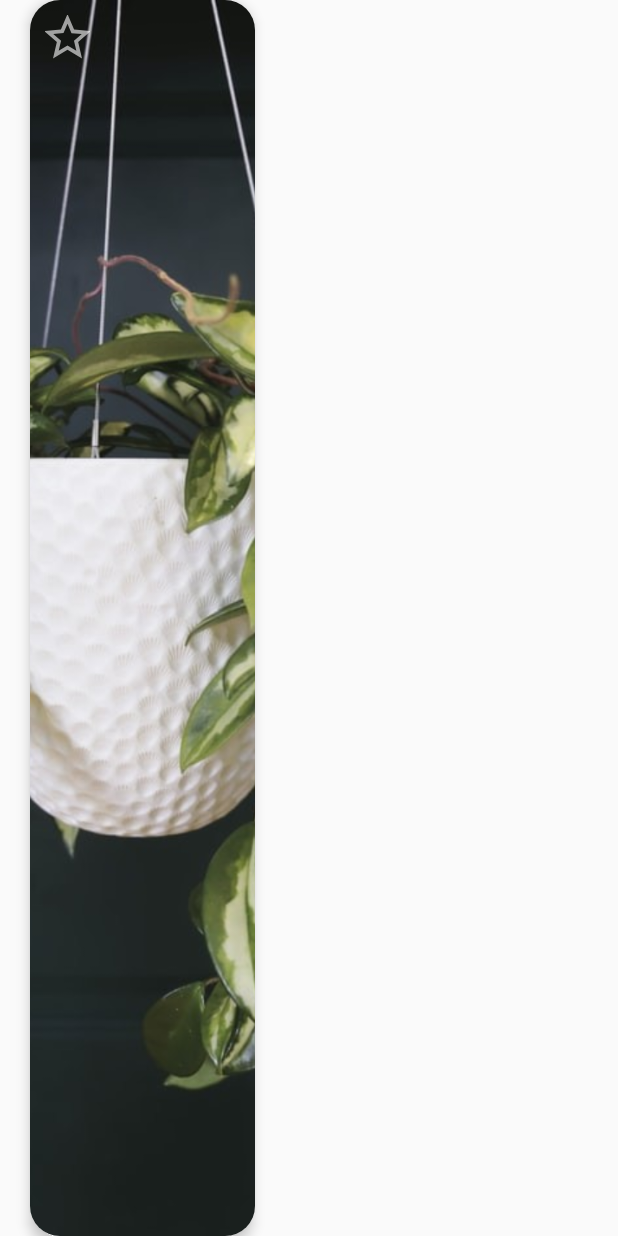
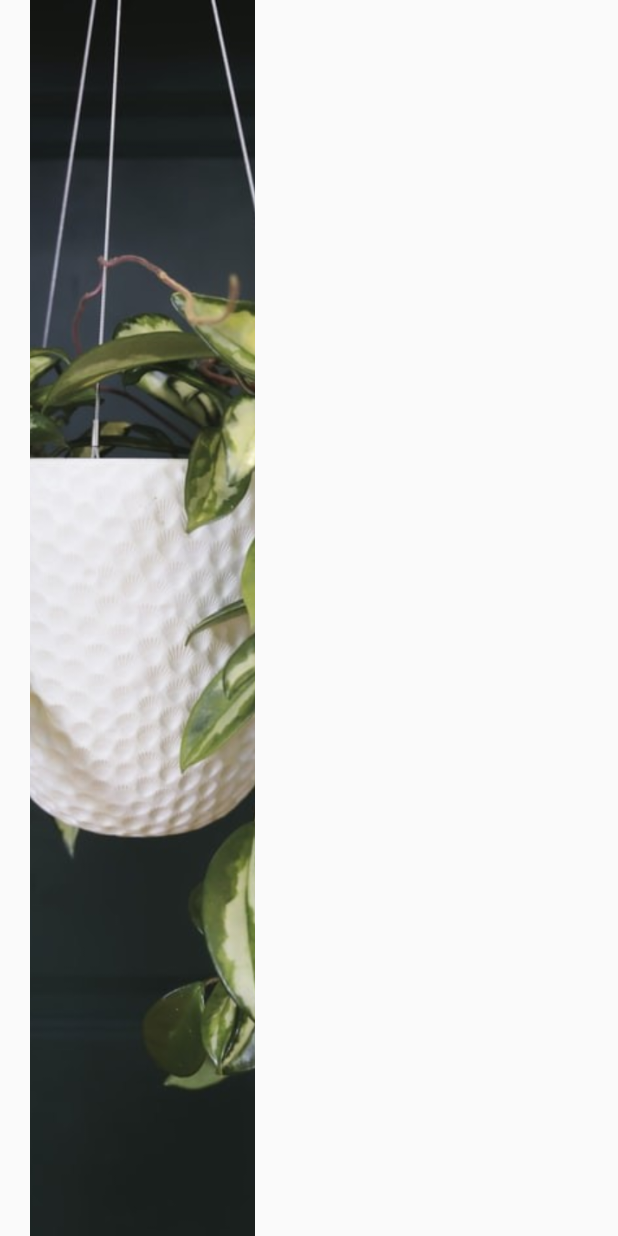
Before and after one commit to Dianavi22/NaturEmoi, an Android app: the layout item_horizontal_plant.xml on its own in the app's theme, with its tools: preview values and no code run, on a phone screen of 412 x 824 dp. Run offline under Robolectric (Android 15) with nearby library versions, the phone set to English and light mode, and no system bars.

Commit message:
ajout gestion des favoris + debug

```diff
--- a/app/build.gradle
+++ b/app/build.gradle
@@ -39,7 +39,7 @@ dependencies {
     implementation 'com.google.android.material:material:1.4.0'
     implementation 'androidx.constraintlayout:constraintlayout:2.0.4'
     implementation 'com.github.bumptech.glide:glide:4.13.1'
-    implementation 'com.google.firebase:firebase-database:19.2.1'
+    implementation 'com.google.firebase:firebase-database:20.0.4'
     testImplementation 'junit:junit:4.13.2'
     androidTestImplementation 'androidx.test.ext:junit:1.1.3'
     androidTestImplementation 'androidx.test.espresso:espresso-core:3.4.0'
--- a/app/src/main/AndroidManifest.xml
+++ b/app/src/main/AndroidManifest.xml
@@ -6,6 +6,7 @@
     <uses-permission android:name="android.permission.ACCESS_NETWORK_STATE"/>
 
     <application
+        android:hardwareAccelerated="false"
         android:allowBackup="true"
         android:icon="@mipmap/ic_launcher"
         android:label="@string/app_name"
--- a/app/src/main/java/fr/jado/naturecollection/PlantModel.kt
+++ b/app/src/main/java/fr/jado/naturecollection/PlantModel.kt
@@ -1,6 +1,7 @@
 package fr.jado.naturecollection
 
 class PlantModel(
+    val id: String ="plant0",
     val name: String = "Tulipe",
     val description : String = "Petite description",
     val imageUrl : String = "http://graven.yt/plante.jpg",
--- a/app/src/main/java/fr/jado/naturecollection/fragments/HomeFragment.kt
+++ b/app/src/main/java/fr/jado/naturecollection/fragments/HomeFragment.kt
@@ -8,6 +8,7 @@ import androidx.fragment.app.Fragment
 import androidx.recyclerview.widget.RecyclerView
 import fr.jado.naturecollection.MainActivity
 import fr.jado.naturecollection.PlantModel
+import fr.jado.naturecollection.PlantRepository.Singleton.plantList
 import fr.jado.naturecollection.R
 import fr.jado.naturecollection.adapter.PlantAdapter
 import fr.jado.naturecollection.adapter.PlantItemDecoration
@@ -17,8 +18,7 @@ class HomeFragment(private val context: MainActivity) : Fragment(){
     override fun onCreateView(inflater: LayoutInflater, container: ViewGroup?, savedInstanceState: Bundle?): View? {
         val view = inflater?.inflate(R.layout.fragment_home, container, false)
 
-        //Créer une liste qui va stocker ces plantes
-        val plantList = arrayListOf<PlantModel>()
+
 
         //recuperer le premier recyclerview
         val horizontalRecyclerView = view.findViewById<RecyclerView>(R.id.horizontal_recycler_view)
--- a/app/src/main/res/layout/item_horizontal_plant.xml
+++ b/app/src/main/res/layout/item_horizontal_plant.xml
@@ -13,14 +13,14 @@
         android:layout_width="match_parent"
         android:layout_height="match_parent"
         android:scaleType="centerCrop"
-        android:src="@drawable/trending1"/>
+        android:src="@drawable/trending1"
+        app:cardCornerRadius="20dp"
+        app:cardElevation="5dp"/>
 
     <ImageView
         android:id="@+id/star_icon"
         android:layout_width="30dp"
         android:layout_height="30dp"
-        android:layout_margin="@dimen/item_margin"
-        app:tint="@color/white"
-        android:src="@drawable/ic_unstar"/>
+        android:layout_margin="@dimen/item_margin"/>
 
 </androidx.cardview.widget.CardView>
--- a/app/src/main/res/layout/item_vertical_plante.xml
+++ b/app/src/main/res/layout/item_vertical_plante.xml
@@ -18,9 +18,12 @@
 
         <ImageView
             android:id="@+id/image_item"
+            app:cardCornerRadius="20dp"
+            app:cardElevation="5dp"
             android:layout_width="match_parent"
             android:layout_height="match_parent"
             android:scaleType="centerCrop"
+
             android:src="@drawable/trending1" />
 
     </androidx.cardview.widget.CardView>
```
Also changed, not shown: app/src/main/java/fr/jado/naturecollection/MainActivity.kt (+12 -7 lines), app/src/main/java/fr/jado/naturecollection/PlantRepository.kt (+10 -2 lines), app/src/main/java/fr/jado/naturecollection/adapter/PlantAdapter.kt (+12 -1 lines).
